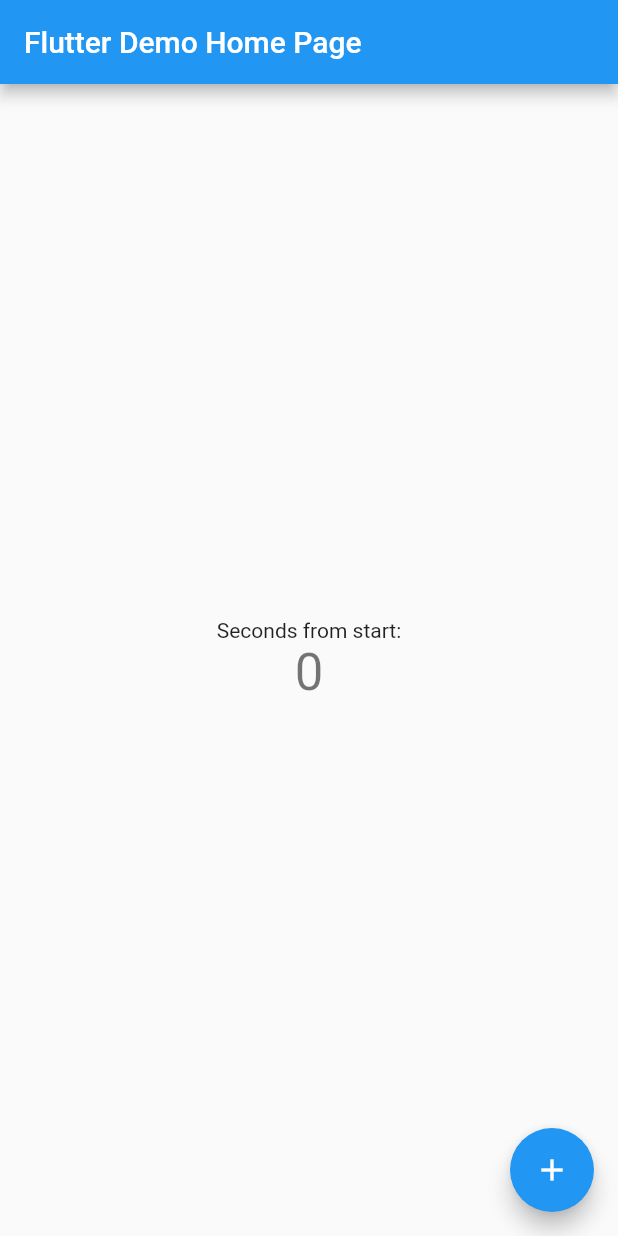
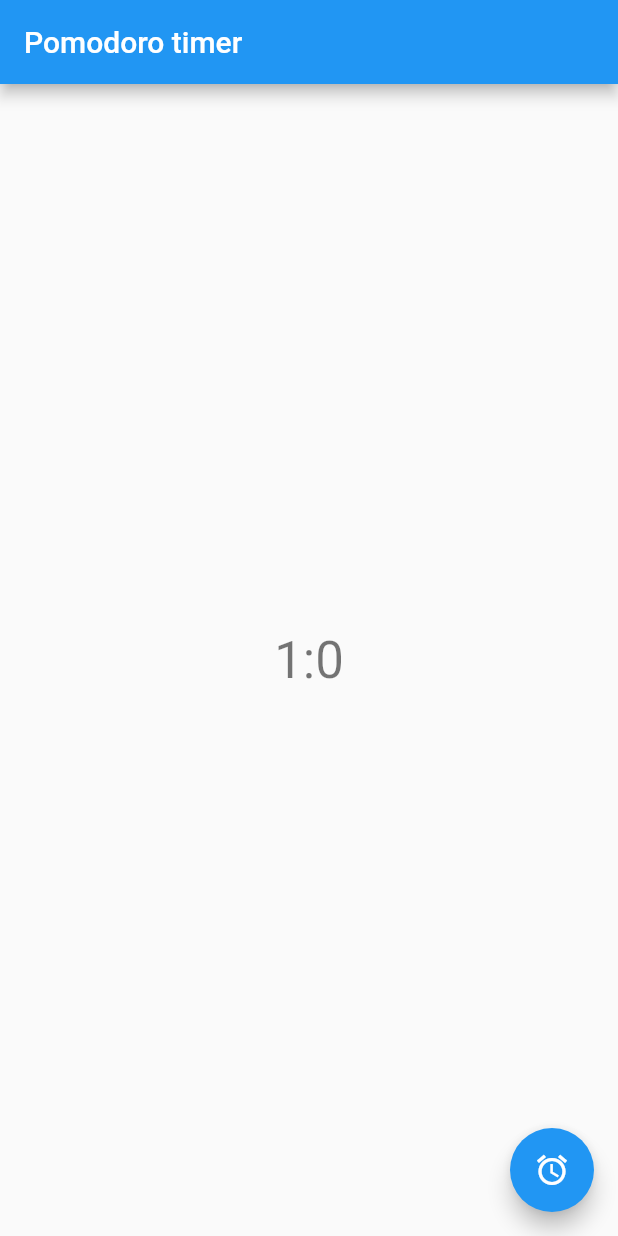
Before and after one commit to Yahhi/pomodoro_on_flutter, a Flutter app: the screen it shows after launch, on a phone screen of 412 x 824 dp. Run offline on Flutter 3.47's test engine with Material 2 defaults, Android fonts, the phone set to English and light mode, and no system bars.

Commit message:
change timer functionality to countdown timer. change icon on fab depending on if timer was started.

```diff
--- a/lib/main.dart
+++ b/lib/main.dart
@@ -5,13 +5,16 @@
 void main() => runApp(new MyApp());
 
 const oneSec = const Duration(seconds:1);
+const interval = const Duration(minutes: 1);
+const iconCancel = Icons.cancel;
+const iconStart = Icons.alarm;
 
 class MyApp extends StatelessWidget {
   // This widget is the root of your application.
   @override
   Widget build(BuildContext context) {
     return new MaterialApp(
-      title: 'Flutter Demo',
+      title: 'Pomodoro',
       theme: new ThemeData(
         // This is the theme of your application.
         //
@@ -23,7 +26,7 @@
         // counter didn't reset back to zero; the application is not restarted.
         primarySwatch: Colors.blue,
       ),
-      home: new MyHomePage(title: 'Flutter Demo Home Page'),
+      home: new MyHomePage(title: 'Pomodoro timer'),
     );
   }
 }
@@ -47,23 +50,33 @@
 }
 
 class _MyHomePageState extends State<MyHomePage> {
-  int duration = 0;
+  int duration = interval.inSeconds;
   Timer counterSeconds;
+  Icon iconTimerStarter = new Icon(iconStart);
 
   void handleTick() {
     setState(() {
-      duration++;
+      duration--;
+      if (duration == 0) {
+        stopTimer();
+      }
     });
   }
 
-  void _startTimer() {
+  void _actionTimer() {
     if (counterSeconds == null) {
-      counterSeconds = new Timer.periodic(oneSec, (Timer t) => handleTick());
+      startTimer();
     } else if (counterSeconds.isActive){
-      counterSeconds.cancel();
+      stopTimer();
     } else {
-      counterSeconds = new Timer.periodic(oneSec, (Timer t) => handleTick());
+      startTimer();
     }
+  }
+
+  void _setIconForButton(Icon icon) {
+    setState(() {
+      iconTimerStarter = icon;
+    });
   }
 
   @override
@@ -100,20 +113,30 @@
           mainAxisAlignment: MainAxisAlignment.center,
           children: <Widget>[
             new Text(
-              'Seconds from start:',
-            ),
-            new Text(
-              '$duration',
+              '${duration~/60}:${duration%60}',
               style: Theme.of(context).textTheme.display1,
             ),
           ],
         ),
       ),
       floatingActionButton: new FloatingActionButton(
-        onPressed: _startTimer,
+        onPressed: _actionTimer,
         tooltip: 'Increment',
-        child: new Icon(Icons.add),
+        child: iconTimerStarter,
       ), // This trailing comma makes auto-formatting nicer for build methods.
     );
   }
+
+  void startTimer() {
+    if (duration == 0) {
+      duration = interval.inSeconds;
+    }
+    counterSeconds = new Timer.periodic(oneSec, (Timer t) => handleTick());
+    _setIconForButton(new Icon(iconCancel));
+  }
+
+  void stopTimer() {
+    counterSeconds.cancel();
+    _setIconForButton(new Icon(iconStart));
+  }
 }
```
